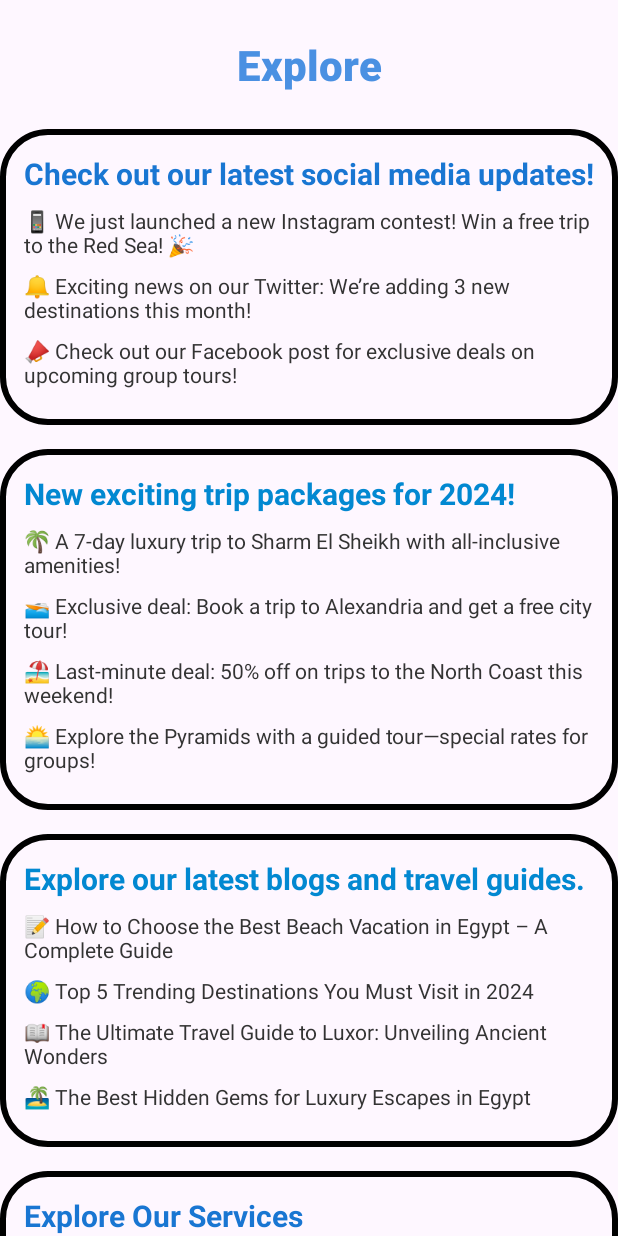
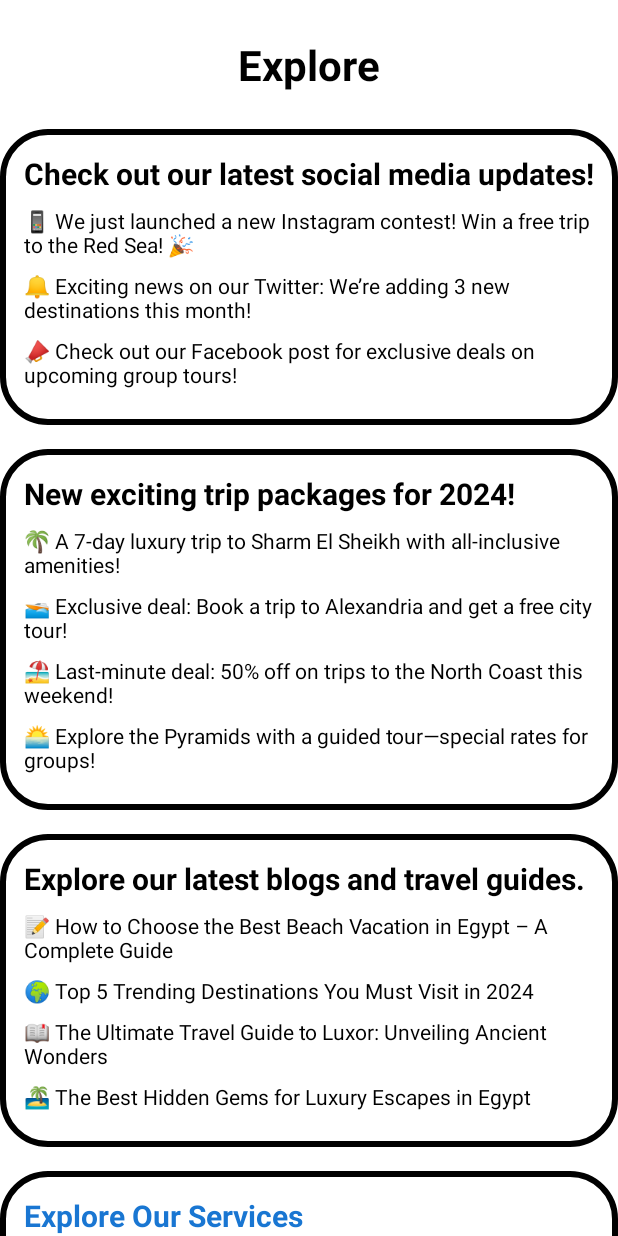
Before and after one commit to Ahmed-Emadeldin-Haggag/Toura, an Android app: the ExploreActivity screen opened directly, with no data from a screen before it, on a phone screen of 412 x 824 dp. Run offline under Robolectric (Android 15) with nearby library versions, the light colour scheme and no system bars.

Commit message:
Dark Mode

```diff
--- a/app/src/main/res/layout/activity_tours_cart.xml
+++ b/app/src/main/res/layout/activity_tours_cart.xml
@@ -7,7 +7,9 @@
     android:layout_height="wrap_content"
     android:layout_marginStart="20dp"
     android:layout_marginEnd="20dp"
-    tools:context=".ToursCartActivity">
+    tools:context=".ToursCartActivity"
+    style="@style/SCREEN"
+    >
 
     <!-- RecyclerView for displaying the list of tours -->
     <androidx.recyclerview.widget.RecyclerView
@@ -15,6 +17,7 @@
         android:layout_width="match_parent"
         android:layout_height="match_parent"
         android:layout_marginTop="16dp"
+        style="@style/SCREEN"
         android:layout_marginBottom="16dp" />
 
 </androidx.constraintlayout.widget.ConstraintLayout>
--- a/app/src/main/res/layout/explore_activity.xml
+++ b/app/src/main/res/layout/explore_activity.xml
@@ -3,7 +3,8 @@
     xmlns:android="http://schemas.android.com/apk/res/android"
     xmlns:app="http://schemas.android.com/apk/res-auto"
     android:layout_width="match_parent"
-    android:layout_height="match_parent">
+    android:layout_height="match_parent"
+    style="@style/SCREEN">
 
     <!-- Title -->
     <TextView
@@ -12,10 +13,9 @@
         android:layout_height="wrap_content"
         android:text="Explore"
         android:textSize="28sp"
-        android:textColor="#4A90E2"
-        android:fontFamily="sans-serif-medium"
         android:textStyle="bold"
         android:layout_marginTop="24dp"
+        style="@style/TEXT"
         app:layout_constraintTop_toTopOf="parent"
         app:layout_constraintStart_toStartOf="parent"
         app:layout_constraintEnd_toEndOf="parent" />
@@ -30,6 +30,7 @@
         android:layout_marginTop="24dp"
         android:background="@drawable/rounded_rectangle"
         android:elevation="8dp"
+        style="@style/TEXT"
         app:layout_constraintTop_toBottomOf="@id/exploreTitle"
         app:layout_constraintStart_toStartOf="parent"
         app:layout_constraintEnd_toEndOf="parent">
@@ -40,8 +41,8 @@
             android:layout_height="wrap_content"
             android:text="Latest Updates from Our Social Media"
             android:textSize="20sp"
-            android:textColor="#1976D2"
             android:textStyle="bold"
+            style="@style/TEXT"
             android:layout_marginBottom="8dp" />
 
         <!-- Social Media Updates -->
@@ -51,7 +52,7 @@
             android:layout_height="wrap_content"
             android:text="📱 We just launched a new Instagram contest! Win a free trip to the Red Sea! 🎉"
             android:textSize="14sp"
-            android:textColor="#333333"
+            style="@style/TEXT"
             android:layout_marginBottom="8dp" />
 
         <TextView
@@ -60,7 +61,7 @@
             android:layout_height="wrap_content"
             android:text="🔔 Exciting news on our Twitter: We’re adding 3 new destinations this month!"
             android:textSize="14sp"
-            android:textColor="#333333"
+            style="@style/TEXT"
             android:layout_marginBottom="8dp" />
 
         <TextView
@@ -69,7 +70,7 @@
             android:layout_height="wrap_content"
             android:text="📣 Check out our Facebook post for exclusive deals on upcoming group tours!"
             android:textSize="14sp"
-            android:textColor="#333333"
+            style="@style/TEXT"
             android:layout_marginBottom="8dp" />
     </LinearLayout>
 
@@ -83,6 +84,7 @@
         android:layout_marginTop="16dp"
         android:background="@drawable/rounded_rectangle"
         android:elevation="8dp"
+        style="@style/SCREEN"
         app:layout_constraintTop_toBottomOf="@id/latestUpdatesCard"
         app:layout_constraintStart_toStartOf="parent"
         app:layout_constraintEnd_toEndOf="parent">
@@ -93,8 +95,8 @@
             android:layout_height="wrap_content"
             android:text="New Trip Packages and Exclusive Deals"
             android:textSize="20sp"
-            android:textColor="#0288D1"
             android:textStyle="bold"
+            style="@style/TEXT"
             android:layout_marginBottom="8dp" />
 
         <!-- Trip Package Updates -->
@@ -104,7 +106,7 @@
             android:layout_height="wrap_content"
             android:text="🌴 A 7-day luxury trip to Sharm El Sheikh with all-inclusive amenities!"
             android:textSize="14sp"
-            android:textColor="#333333"
+            style="@style/TEXT"
             android:layout_marginBottom="8dp" />
 
         <TextView
@@ -113,7 +115,7 @@
             android:layout_height="wrap_content"
             android:text="🚤 Exclusive deal: Book a trip to Alexandria and get a free city tour!"
             android:textSize="14sp"
-            android:textColor="#333333"
+            style="@style/TEXT"
             android:layout_marginBottom="8dp" />
 
         <TextView
@@ -122,7 +124,7 @@
             android:layout_height="wrap_content"
             android:text="🏖️ Last-minute deal: 50% off on trips to the North Coast this weekend!"
             android:textSize="14sp"
-            android:textColor="#333333"
+            style="@style/TEXT"
             android:layout_marginBottom="8dp" />
 
         <TextView
@@ -131,7 +133,7 @@
             android:layout_height="wrap_content"
             android:text="🌅 Explore the Pyramids with a guided tour—special rates for groups!"
             android:textSize="14sp"
-            android:textColor="#333333"
+            style="@style/TEXT"
             android:layout_marginBottom="8dp" />
     </LinearLayout>
 
@@ -145,6 +147,7 @@
         android:layout_marginTop="16dp"
         android:background="@drawable/rounded_rectangle"
         android:elevation="8dp"
+        style="@style/SCREEN"
         app:layout_constraintTop_toBottomOf="@id/newTripPackagesCard"
         app:layout_constraintStart_toStartOf="parent"
         app:layout_constraintEnd_toEndOf="parent">
@@ -155,8 +158,8 @@
             android:layout_height="wrap_content"
             android:text="Interactive Blog Posts"
             android:textSize="20sp"
-            android:textColor="#0288D1"
             android:textStyle="bold"
+            style="@style/TEXT"
             android:layout_marginBottom="8dp" />
 
         <!-- Blog Updates -->
@@ -166,7 +169,7 @@
             android:layout_height="wrap_content"
             android:text="📝 How to Choose the Best Beach Vacation in Egypt – A Complete Guide"
             android:textSize="14sp"
-            android:textColor="#333333"
+            style="@style/TEXT"
             android:layout_marginBottom="8dp" />
 
         <TextView
@@ -175,7 +178,7 @@
             android:layout_height="wrap_content"
             android:text="🌍 Top 5 Trending Destinations You Must Visit in 2024"
             android:textSize="14sp"
-            android:textColor="#333333"
+            style="@style/TEXT"
             android:layout_marginBottom="8dp" />
 
         <TextView
@@ -184,7 +187,7 @@
             android:layout_height="wrap_content"
             android:text="📖 The Ultimate Travel Guide to Luxor: Unveiling Ancient Wonders"
             android:textSize="14sp"
-            android:textColor="#333333"
+            style="@style/TEXT"
             android:layout_marginBottom="8dp" />
 
         <TextView
@@ -193,7 +196,7 @@
             android:layout_height="wrap_content"
             android:text="🏝️ The Best Hidden Gems for Luxury Escapes in Egypt"
             android:textSize="14sp"
-            android:textColor="#333333"
+            style="@style/TEXT"
             android:layout_marginBottom="8dp" />
     </LinearLayout>
 
@@ -227,7 +230,6 @@
             android:layout_height="wrap_content"
             android:text="Discover the best services we provide, from planning your perfect vacation to exclusive travel deals tailored to you."
             android:textSize="14sp"
-            android:textColor="#333333"
             android:layout_marginBottom="8dp" />
 
         <!-- New Button for Call-to-Action -->
@@ -237,7 +239,6 @@
             android:layout_height="wrap_content"
             android:text="Get Started"
             android:textSize="16sp"
-            android:textColor="#FFFFFF"
             android:backgroundTint="#4CAF50"
             android:layout_gravity="center" />
     </LinearLayout>
--- a/app/src/main/res/layout/homepage.xml
+++ b/app/src/main/res/layout/homepage.xml
@@ -20,6 +20,7 @@
         app:layout_constraintStart_toStartOf="parent"
         app:layout_constraintTop_toBottomOf="@+id/spinner"
         tools:itemCount="40"
+        style="@style/SCREEN"
         tools:listitem="@layout/rv_touras_items" />
 
     <Spinner
@@ -41,6 +42,7 @@
         app:layout_constraintEnd_toStartOf="@+id/spinner"
         app:layout_constraintHorizontal_bias="0.0"
         app:layout_constraintStart_toStartOf="parent"
+        style="@style/BUTTON"
         app:layout_constraintTop_toBottomOf="@+id/imageView2" />
 
     <ImageView
--- a/app/src/main/res/layout/rv_touras_items.xml
+++ b/app/src/main/res/layout/rv_touras_items.xml
@@ -6,6 +6,7 @@
     android:layout_height="wrap_content"
     android:layout_marginStart="20dp"
     android:layout_marginEnd="20dp"
+    style="@style/SCREEN"
     tools:context=".MainActivity">
 
 
@@ -36,6 +37,7 @@
         android:text="@string/place"
         android:textSize="18sp"
         android:textStyle="bold"
+        style="@style/TEXT"
         app:layout_constraintBottom_toTopOf="@+id/date"
         app:layout_constraintEnd_toStartOf="@+id/image"
         app:layout_constraintStart_toStartOf="parent"
@@ -50,6 +52,7 @@
         android:layout_height="wrap_content"
         android:text="@string/date"
         android:textSize="14sp"
+        style="@style/TEXT"
         app:layout_constraintBottom_toTopOf="@+id/price"
         app:layout_constraintEnd_toEndOf="@+id/title"
         app:layout_constraintStart_toStartOf="@+id/title"
@@ -60,6 +63,7 @@
         android:layout_width="wrap_content"
         android:layout_height="wrap_content"
         android:orientation="horizontal"
+        style="@style/SCREEN"
         app:layout_constraintGuide_end="0dp" />
 
     <!-- Price TextView -->
@@ -72,6 +76,7 @@
         android:layout_width="wrap_content"
         android:layout_height="wrap_content"
         android:text="@string/price"
+        style="@style/TEXT"
         app:layout_constraintBottom_toTopOf="@+id/description"
         app:layout_constraintEnd_toEndOf="@+id/date"
         app:layout_constraintStart_toStartOf="@+id/date"
@@ -84,6 +89,7 @@
         android:layout_marginTop="20dp"
         android:layout_marginBottom="10dp"
         android:text="@string/description"
+        style="@style/TEXT"
         app:layout_constraintBottom_toBottomOf="parent"
         app:layout_constraintEnd_toEndOf="@+id/price"
         app:layout_constraintStart_toStartOf="@+id/price"
```
Also changed, not shown: app/src/main/res/layout/activity_customer_service.xml (+24 -13 lines), app/src/main/res/layout/activity_payment.xml (+12 -6 lines), app/src/main/res/layout/activity_trips.xml (+19 -16 lines), app/src/main/res/layout/activity_user_profile.xml (+7 -0 lines), app/src/main/res/layout/payment.xml (+12 -10 lines).
